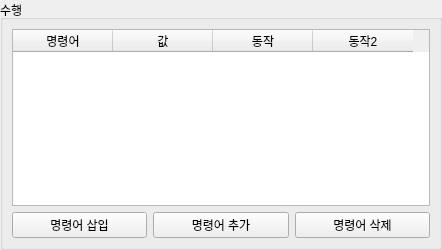
gyuha/capture-macro2, file ui/command_widget.ui: the form before one commit.
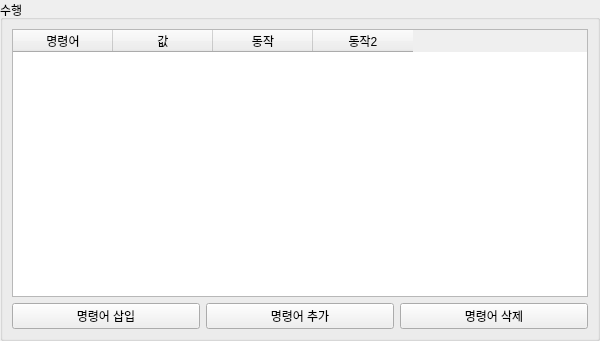
The form after the commit.

Patch:
```diff
--- a/ui/command_widget.ui
+++ b/ui/command_widget.ui
@@ -6,10 +6,16 @@
    <rect>
     <x>0</x>
     <y>0</y>
-    <width>442</width>
-    <height>250</height>
+    <width>600</width>
+    <height>341</height>
    </rect>
   </property>
+  <property name="minimumSize">
+   <size>
+    <width>600</width>
+    <height>0</height>
+   </size>
+  </property>
   <property name="windowTitle">
    <string>Form</string>
   </property>
@@ -42,7 +48,6 @@
         </property>
         <property name="font">
          <font>
-          <weight>50</weight>
           <bold>false</bold>
          </font>
         </property>
```
